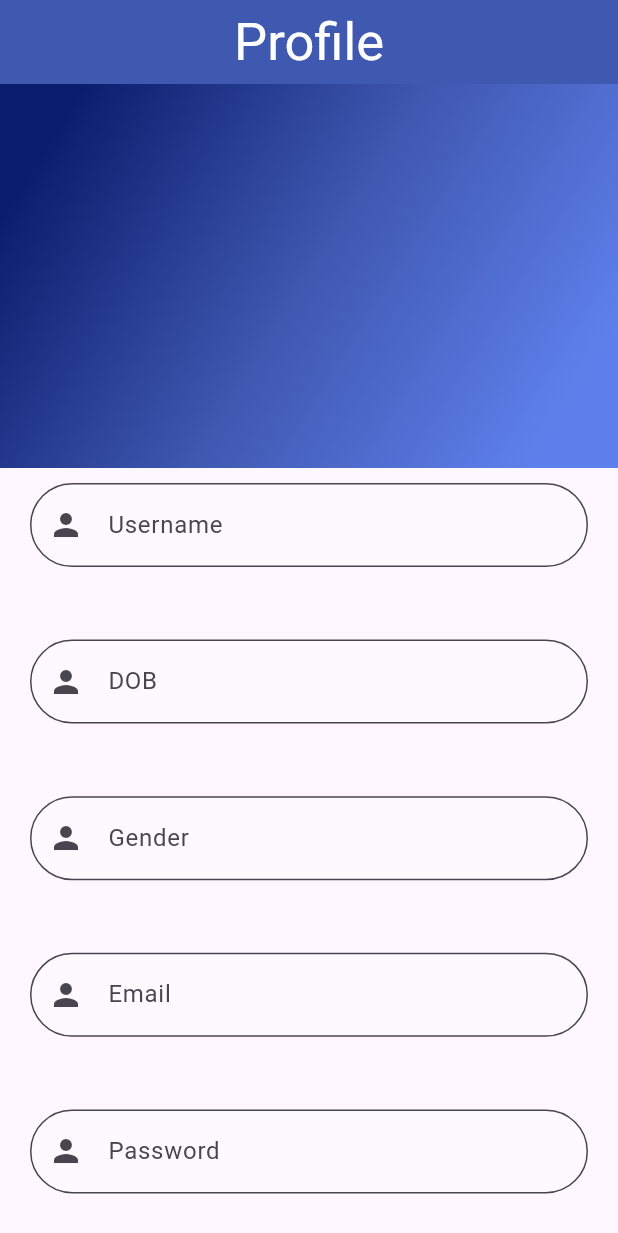
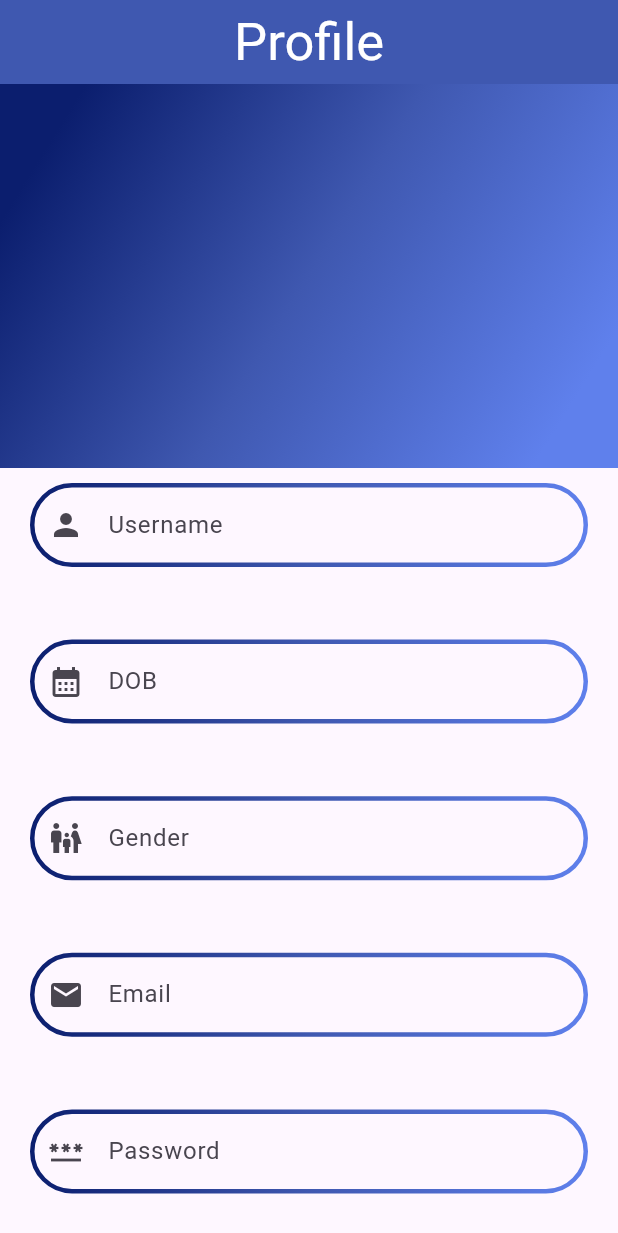
Before and after one commit to Google-Solutions-Challenge/PharmaQuill-App, a Flutter app: the screen it shows after launch, on a phone screen of 412 x 824 dp. Shown: the top 1233 px of the screen. Run offline on Flutter 3.47's test engine with Material 3 defaults, Android fonts, the phone set to English and light mode, and no system bars; our stand-ins replace gradient_borders.

Commit message:
Added gradient borders and icons

```diff
--- a/pharmaquill/lib/components/signup.dart
+++ b/pharmaquill/lib/components/signup.dart
@@ -1,4 +1,5 @@
 import 'package:flutter/material.dart';
+import 'package:gradient_borders/gradient_borders.dart';
 
 class SignUp extends StatefulWidget {
   const SignUp({Key? key}) : super(key: key);
@@ -37,14 +38,6 @@ class _SignUpState extends State<SignUp> {
                           Color.fromARGB(255, 95, 128, 236),
                         ],
                       ),
-                      boxShadow: [
-                        BoxShadow(
-                          color: Colors.white,
-                          offset: Offset(0.0, 0.0),
-                          blurRadius: 0.0,
-                          spreadRadius: 0.0,
-                        ),
-                      ],
                     ),
                   ),
                 ])),
@@ -56,23 +49,23 @@ class _SignUpState extends State<SignUp> {
                   mainAxisAlignment: MainAxisAlignment.center,
                   children: [
                     Expanded(
-                      child: _buildTextField("Username"),
+                      child: _buildTextField("Username", Icons.person),
                     ),
                     const SizedBox(height: 10),
                     Expanded(
-                      child: _buildTextField("DOB"),
+                      child: _buildTextField("DOB", Icons.calendar_month),
                     ),
                     const SizedBox(height: 10),
                     Expanded(
-                      child: _buildTextField("Gender"),
+                      child: _buildTextField("Gender", Icons.family_restroom),
                     ),
                     const SizedBox(height: 10),
                     Expanded(
-                      child: _buildTextField("Email"),
+                      child: _buildTextField("Email", Icons.email),
                     ),
                     const SizedBox(height: 10),
                     Expanded(
-                      child: _buildTextField("Password"),
+                      child: _buildTextField("Password", Icons.password),
                     ),
                   ],
                 ),
@@ -82,20 +75,24 @@ class _SignUpState extends State<SignUp> {
         ));
   }
 
-  Widget _buildTextField(String hintText) {
+  Widget _buildTextField(String hintText, IconData icon) {
     return Padding(
       padding: const EdgeInsets.symmetric(horizontal: 20, vertical: 10),
       child: TextField(
         decoration: InputDecoration(
-          hintText: hintText,
-          prefixIcon: const Icon(Icons.person),
-          border: OutlineInputBorder(
-            borderRadius: BorderRadius.circular(30),
-            borderSide: const BorderSide(color: Colors.blue, width: 2.0),
-          ),
-          filled: true,
-          fillColor: Colors.white.withOpacity(0.3),
-        ),
+            hintText: hintText,
+            prefixIcon: Icon(icon),
+            border: const GradientOutlineInputBorder(
+                borderRadius: BorderRadius.all(Radius.circular(30)),
+                width: 3,
+                gradient: LinearGradient(colors: [
+                  Color.fromARGB(255, 11, 30, 110),
+                  Color.fromARGB(255, 63, 88, 176),
+                  Color.fromARGB(255, 95, 128, 236),
+                ]))
+            // filled: true,
+            // fillColor: Colors.white.withOpacity(0.3),
+            ),
       ),
     );
   }
--- a/pharmaquill/pubspec.yaml
+++ b/pharmaquill/pubspec.yaml
@@ -30,7 +30,7 @@ environment:
 dependencies:
   flutter:
     sdk: flutter
-
+  gradient_borders: ^1.0.0
 
   # The following adds the Cupertino Icons font to your application.
   # Use with the CupertinoIcons class for iOS style icons.
```
